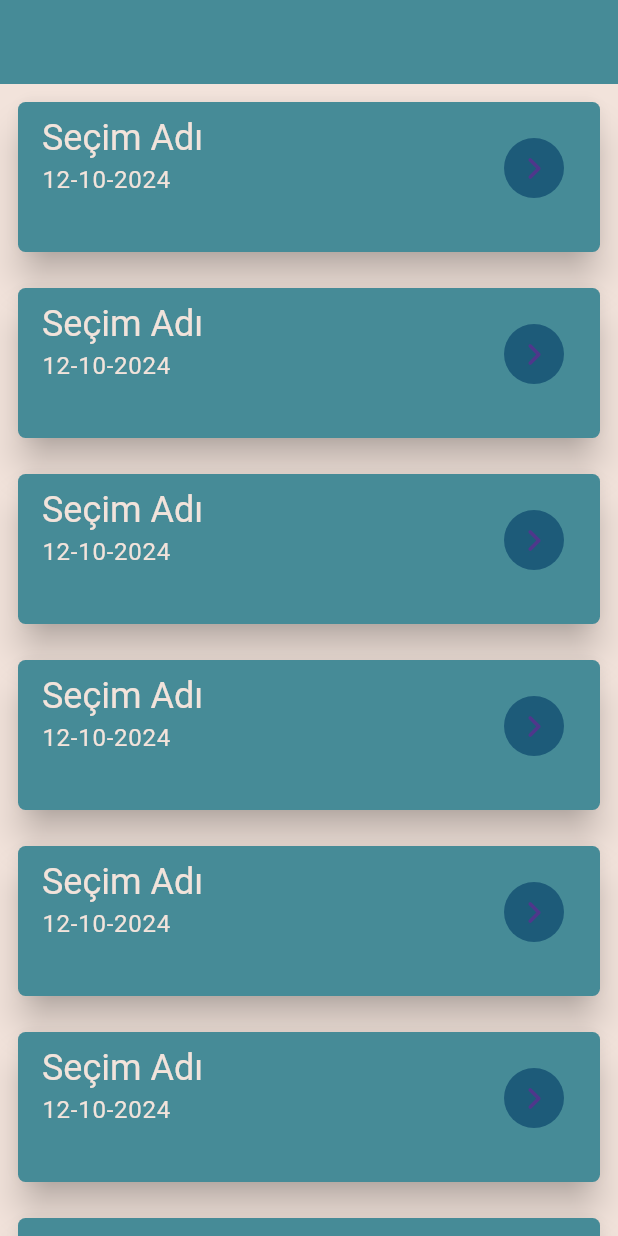
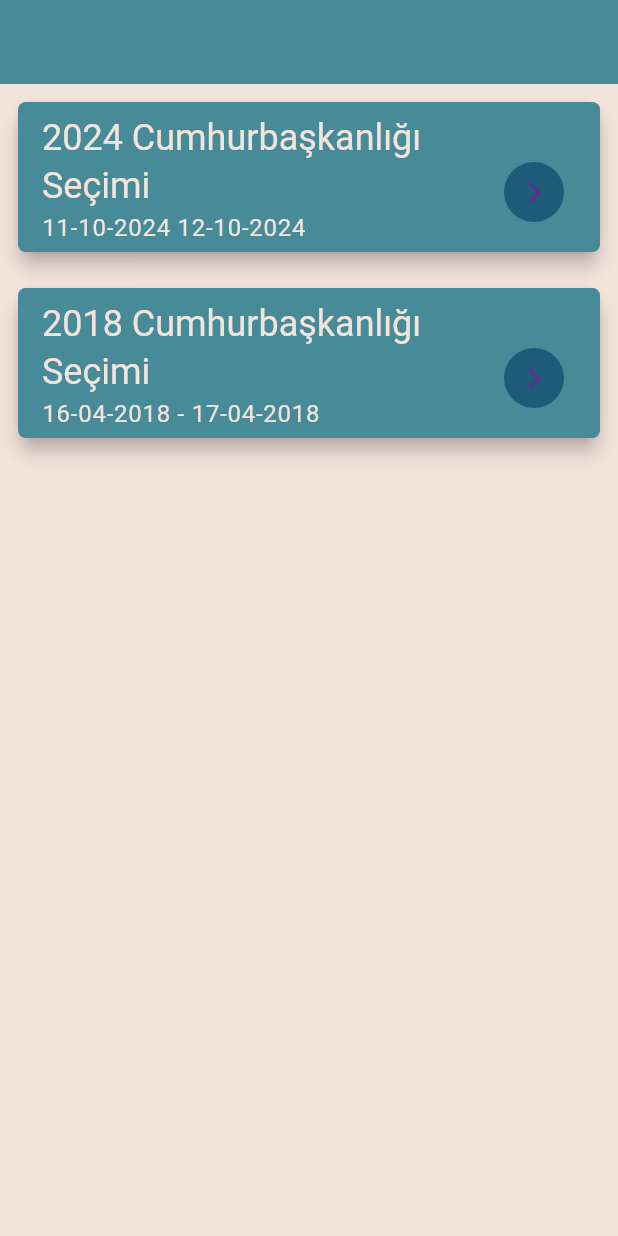
Before and after one commit to Ahmetyldzz/Digital-Election-Mobile, a Flutter app: the Elections screen opened directly, on a phone screen of 412 x 824 dp. Run offline on Flutter 3.47's test engine with Material 3 defaults, Android fonts, the phone set to English and light mode, and no system bars; our stand-ins replace dio, dot_navigation_bar, jwt_decoder, popover, salomon_bottom_bar; missing offline and left inert: dart:ffi; network calls fail.

Commit message:
son hali

```diff
--- a/flutter_bitirme_projesi/lib/Elections/elections.dart
+++ b/flutter_bitirme_projesi/lib/Elections/elections.dart
@@ -1,9 +1,13 @@
+import 'dart:convert';
 import 'dart:io';
 
 import 'package:dio/dio.dart';
 import 'package:flutter/material.dart';
+import 'package:flutter_bitirme_projesi/Use_General_Project/navigateToPage.dart';
 import 'package:flutter_bitirme_projesi/Use_General_Project/postmodel.dart';
 import 'package:flutter_bitirme_projesi/Use_General_Project/project_colors.dart';
+import 'package:flutter_bitirme_projesi/Voting_Page/voting.dart';
+import 'package:jwt_decoder/jwt_decoder.dart';
 
 class Elections extends StatefulWidget {
   const Elections({super.key});
@@ -12,12 +16,24 @@ class Elections extends StatefulWidget {
   State<Elections> createState() => _ElectionsState();
 }
 
-class _ElectionsState extends State<Elections> {
-  List<RegisterModel>? model2;
+class _ElectionsState extends State<Elections> with NavigatorRoute {
+  List<ElectionModel>? model2;
+  late Map<String, dynamic> decodedToken;
+  var response;
+
+  get http => null;
   @override
   void initState() {
     super.initState();
     fetchPostItems();
+    try {
+      _addItemToService();
+      String tokenAsString = convertDynamicToString(response);
+      decodedToken = JwtDecoder.decode(tokenAsString);
+      print(response);
+    } catch (e) {
+      print(e);
+    }
   }
 
   Future<void> fetchPostItems() async {
@@ -26,9 +42,25 @@ class _ElectionsState extends State<Elections> {
     if (result.statusCode == HttpStatus.ok) {
       final datas = result.data;
       if (datas is List) {
-        model2 = datas.map((e) => RegisterModel.fromJson(e)).toList();
+        model2 = datas.map((e) => ElectionModel.fromJson(e)).toList();
+        print(model2?[2].voter);
       }
     }
+  }
+
+  String convertDynamicToString(dynamic value) {
+    if (value is String) {
+      return value;
+    } else {
+      // İstediğiniz dönüşümü burada yapabilirsiniz.
+      return value.toString();
+    }
+  }
+
+  Future<void> _addItemToService() async {
+    response = (await Dio().post('http://192.168.200.232:3000/api/signup/auth',
+        data: AuthModel(kimlikNo: "1321321321", password: "ahmetyildiz123")
+            .toJson()));
   }
 
   @override
@@ -38,13 +70,12 @@ class _ElectionsState extends State<Elections> {
         appBar: AppBar(
           backgroundColor: ProjectColors().commonTheme,
         ),
-      body: ListView.builder(
-        itemCount: 10,
-        itemBuilder: (context, index) {
-          return Padding(
+        body: ListView(
+          children: [
+            Padding(
               padding: const EdgeInsets.all(8.0),
               child: Card(
-              elevation: 10,
+                elevation: 5,
                 child: Container(
                   decoration: BoxDecoration(
                       color: ProjectColors().commonTheme,
@@ -53,7 +84,7 @@ class _ElectionsState extends State<Elections> {
                   height: 100,
                   child: ListTile(
                     title: Text(
-                    "Seçim Adı",
+                      "2024 Cumhurbaşkanlığı Seçimi",
                       style: Theme.of(context)
                           .textTheme
                           .headlineSmall
@@ -65,7 +96,9 @@ class _ElectionsState extends State<Elections> {
                         Padding(
                           padding: const EdgeInsets.only(top: 0),
                           child: InkWell(
-                          onTap: () {},
+                            onTap: () {
+                              navigateToWidget(context, Voting());
+                            },
                             child: CircleAvatar(
                               backgroundColor: ProjectColors().darkTheme,
                               child: Icon(
@@ -80,7 +113,7 @@ class _ElectionsState extends State<Elections> {
                     subtitle: Container(
                         //color: Colors.amber,
                         child: Text(
-                    "12-10-2024",
+                      "11-10-2024 12-10-2024",
                       style: Theme.of(context)
                           .textTheme
                           .bodyLarge
@@ -89,9 +122,59 @@ class _ElectionsState extends State<Elections> {
                   ),
                 ),
               ),
-          );
+            ),
+            Padding(
+              padding: const EdgeInsets.all(8.0),
+              child: Card(
+                elevation: 5,
+                child: Container(
+                  decoration: BoxDecoration(
+                      color: ProjectColors().commonTheme,
+                      borderRadius: BorderRadius.circular(5)),
+                  width: 200,
+                  height: 100,
+                  child: ListTile(
+                    title: Text(
+                      "2018 Cumhurbaşkanlığı Seçimi",
+                      style: Theme.of(context)
+                          .textTheme
+                          .headlineSmall
+                          ?.copyWith(color: ProjectColors().background),
+                    ),
+                    trailing: Column(
+                      mainAxisAlignment: MainAxisAlignment.end,
+                      children: [
+                        Padding(
+                          padding: const EdgeInsets.only(top: 0),
+                          child: InkWell(
+                            onTap: () {
+                              navigateToWidget(context, Voting());
                             },
+                            child: CircleAvatar(
+                              backgroundColor: ProjectColors().darkTheme,
+                              child: Icon(
+                                Icons.chevron_right_rounded,
+                                size: 30,
                               ),
-    );
+                            ),
+                          ),
+                        ),
+                      ],
+                    ),
+                    subtitle: Container(
+                        //color: Colors.amber,
+                        child: Text(
+                      "16-04-2018 - 17-04-2018",
+                      style: Theme.of(context)
+                          .textTheme
+                          .bodyLarge
+                          ?.copyWith(color: ProjectColors().background),
+                    )),
+                  ),
+                ),
+              ),
+            ),
+          ],
+        ));
   }
 }
--- a/flutter_bitirme_projesi/lib/Use_General_Project/postmodel.dart
+++ b/flutter_bitirme_projesi/lib/Use_General_Project/postmodel.dart
@@ -164,8 +164,8 @@ class ElectionModel {
   String? electionTitle;
   String? electionExplanation;
   String? electionType;
-  List<String>? candidates;
-  List<String>? voter;
+  String? candidates;
+  String? voter;
 
   ElectionModel(
       {this.initDate,
@@ -182,8 +182,8 @@ class ElectionModel {
     electionTitle = json['electionTitle'];
     electionExplanation = json['electionExplanation'];
     electionType = json['electionType'];
-    candidates = json['candidates'].cast<String>();
-    voter = json['voter'].cast<String>();
+    candidates = json['candidates'];
+    voter = json['voter'];
   }
 
   Map<String, dynamic> toJson() {
--- a/flutter_bitirme_projesi/lib/main.dart
+++ b/flutter_bitirme_projesi/lib/main.dart
@@ -30,7 +30,7 @@ class MyApp extends StatelessWidget {
           appBarTheme: AppBarTheme(
         color: Color.fromRGBO(70, 139, 151, 1),
       )),
-      home: Signup(),
+      home: HomePage(),
     );
   }
 }
```
Also changed, not shown: flutter_bitirme_projesi/lib/Entered_Homepage/entered_home_page.dart (+0 -8 lines), flutter_bitirme_projesi/lib/Login_Page/login_page.dart (+12 -22 lines), flutter_bitirme_projesi/lib/Not_Entered_Homepage/home_page.dart (+26 -3 lines), flutter_bitirme_projesi/lib/Sign_Up_Page/sign_up.dart (+17 -14 lines). Lines whose indentation alone changed are shown as unchanged.
